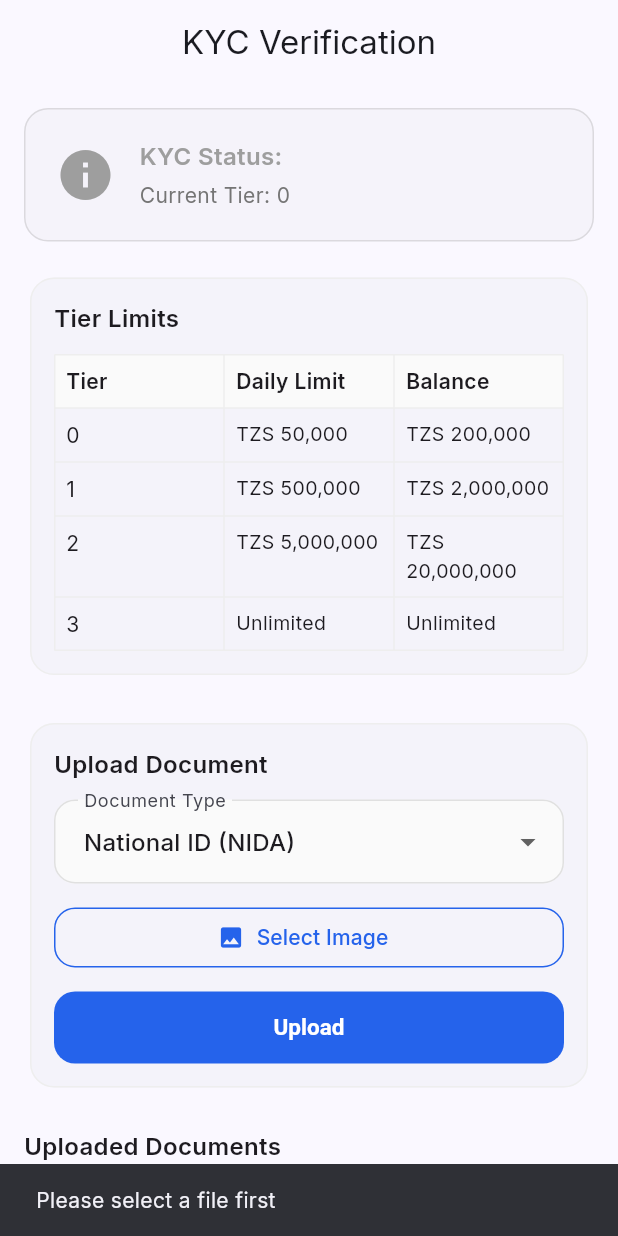
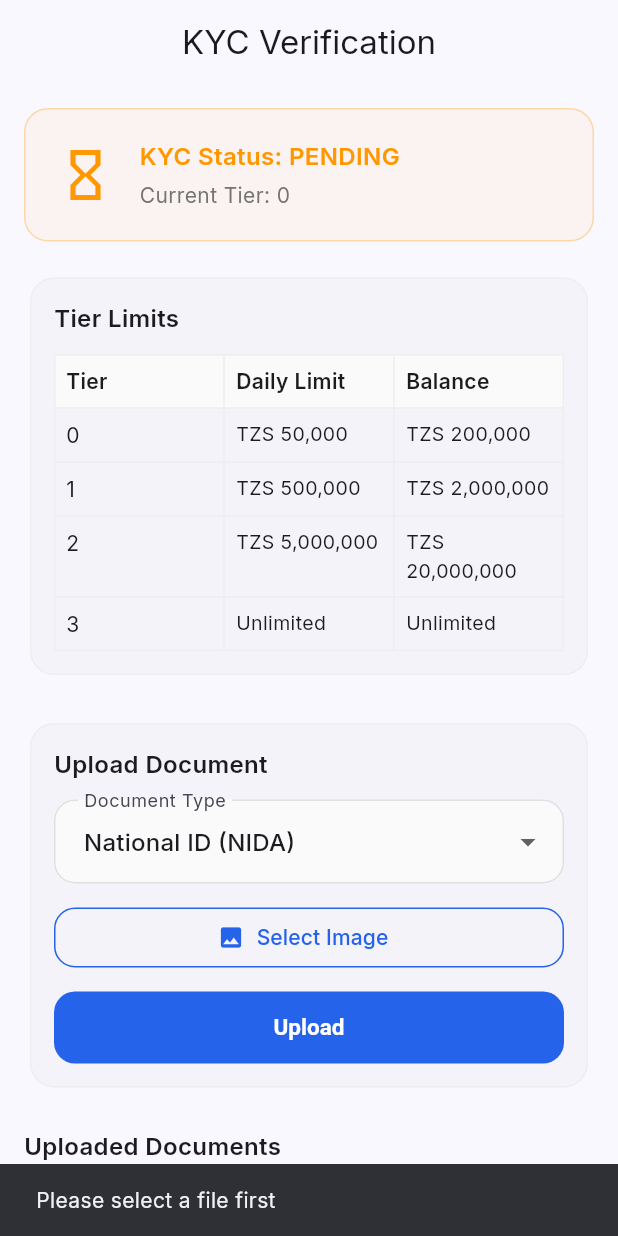
Before and after one commit to ezyerk2130/savingplus, a Flutter app: the KycScreen screen opened by its route, after a tap on "Upload", on a phone screen of 412 x 824 dp. Run offline on Flutter 3.47's test engine with Material 3 defaults, Android fonts, the phone set to English and light mode, and no system bars; our stand-ins replace dio, flutter_secure_storage, go_router, google_fonts, image_picker; accounts and stored records are empty; network calls fail.

Commit message:
Fix Flutter app bugs: KYC upload auth, notifications parsing, null-safe formatters
- KYC: Use _api instance instead of new ApiClient() for upload
  (was bypassing auth token interceptor, causing 401)
- KYC: Fix endpoint /kyc/documents -> /kyc/status (matches backend)
- KYC: Add _kycStatus and _kycTier state fields from API response
- Notifications: Parse response as {notifications: [...]} map
  instead of raw list (matches backend response shape)
- Formatters: Make formatDate/formatDateTime null-safe with
  try-catch (prevents crash on malformed dates)

Co-Authored-By: Claude Opus 4.6 (1M context) <noreply@anthropic.com>

```diff
--- a/mobile/lib/features/kyc/kyc_screen.dart
+++ b/mobile/lib/features/kyc/kyc_screen.dart
@@ -19,6 +19,8 @@ class _KycScreenState extends State<KycScreen> {
   final ImagePicker _picker = ImagePicker();
 
   List<Map<String, dynamic>> _documents = [];
+  String _kycStatus = 'pending';
+  int _kycTier = 0;
   bool _isLoading = true;
   bool _isUploading = false;
   String _documentType = 'national_id';
@@ -40,11 +42,14 @@ class _KycScreenState extends State<KycScreen> {
   Future<void> _loadDocuments() async {
     setState(() => _isLoading = true);
     try {
-      final res = await _api.get('/kyc/documents');
-      final list = (res.data as List<dynamic>?) ?? [];
+      final res = await _api.get('/kyc/status');
+      final data = res.data as Map<String, dynamic>;
+      final list = (data['documents'] as List<dynamic>?) ?? [];
       if (!mounted) return;
       setState(() {
-        _documents = list.cast<Map<String, dynamic>>();
+        _kycStatus = data['kyc_status'] as String? ?? 'pending';
+        _kycTier = (data['kyc_tier'] as num?)?.toInt() ?? 0;
+        _documents = list.map((e) => e as Map<String, dynamic>).toList();
       });
     } catch (_) {} finally {
       if (mounted) setState(() => _isLoading = false);
@@ -73,7 +78,7 @@ class _KycScreenState extends State<KycScreen> {
         'file': await MultipartFile.fromFile(_selectedFile!.path, filename: _selectedFile!.name),
       });
 
-      await ApiClient().post('/kyc/upload', data: formData);
+      await _api.post('/kyc/upload', data: formData);
 
       if (!mounted) return;
       setState(() => _selectedFile = null);
@@ -124,7 +129,7 @@ class _KycScreenState extends State<KycScreen> {
   Widget _buildStatusCard(user) {
     Color statusColor;
     IconData statusIcon;
-    switch (user?.kycStatus ?? 'pending') {
+    switch (_kycStatus) {
       case 'approved':
         statusColor = Colors.green;
         statusIcon = Icons.check_circle;
@@ -158,12 +163,12 @@ class _KycScreenState extends State<KycScreen> {
               crossAxisAlignment: CrossAxisAlignment.start,
               children: [
                 Text(
-                  'KYC Status: ${(user?.kycStatus ?? 'pending').toUpperCase()}',
+                  'KYC Status: ${_kycStatus.toUpperCase()}',
                   style: TextStyle(fontSize: 16, fontWeight: FontWeight.w600, color: statusColor),
                 ),
                 const SizedBox(height: 4),
                 Text(
-                  'Current Tier: ${user?.kycTier ?? 0}',
+                  'Current Tier: $_kycTier',
                   style: TextStyle(fontSize: 14, color: Colors.grey[600]),
                 ),
               ],
--- a/mobile/lib/features/notifications/notifications_screen.dart
+++ b/mobile/lib/features/notifications/notifications_screen.dart
@@ -27,10 +27,11 @@ class _NotificationsScreenState extends State<NotificationsScreen> {
     setState(() => _isLoading = true);
     try {
       final res = await _api.get('/notifications');
-      final list = (res.data as List<dynamic>?) ?? [];
+      final data = res.data as Map<String, dynamic>;
+      final list = (data['notifications'] as List<dynamic>?) ?? [];
       if (!mounted) return;
       setState(() {
-        _notifications = list.cast<Map<String, dynamic>>();
+        _notifications = list.map((e) => e as Map<String, dynamic>).toList();
       });
     } on DioException catch (e) {
       if (!mounted) return;
```
Also changed, not shown: mobile/lib/core/utils/formatters.dart (+16 -6 lines).
